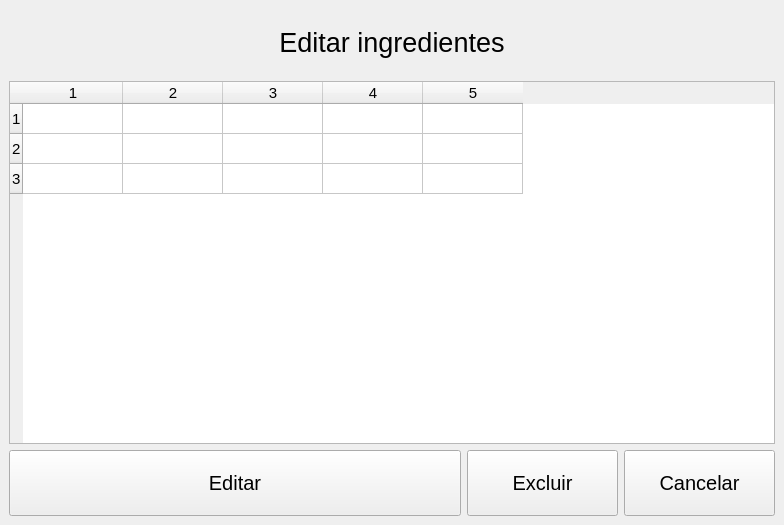
The window that tela_gerenciar_ingrediente.ui (lucasHashi/PyQt5-gerenciador-de-vendas-de-comidas) describes before a commit, drawn with Qt 5.
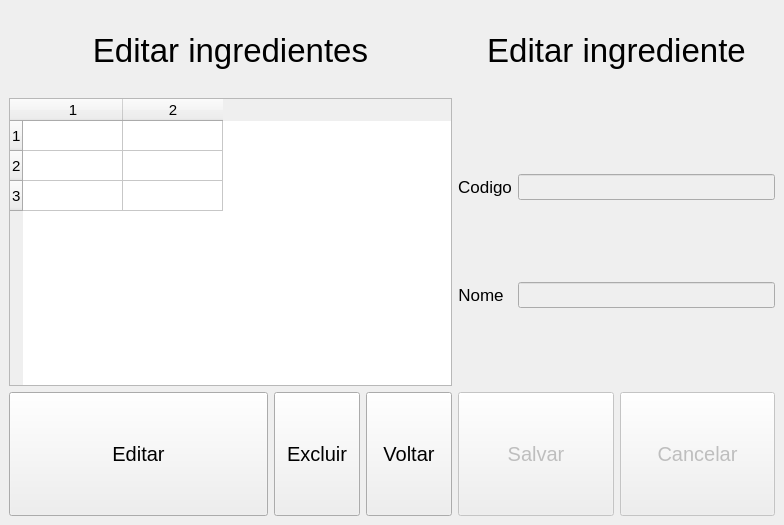
The same window after the commit.

Commit message:
Ingredientes refeitos e funcionando
Atualização do esquema do banco de dados.
Todas as funcoes de ingrediente funcionando.

```diff
--- a/tela_gerenciar_ingrediente.ui
+++ b/tela_gerenciar_ingrediente.ui
@@ -14,7 +14,9 @@
    <string>MainWindow</string>
   </property>
   <widget class="QWidget" name="centralwidget">
-   <layout class="QVBoxLayout" name="verticalLayout" stretch="2,11,2">
+   <layout class="QHBoxLayout" name="horizontalLayout_3" stretch="7,5">
+    <item>
+     <layout class="QVBoxLayout" name="verticalLayout_2" stretch="2,7,3">
     <item>
      <widget class="QLabel" name="lbl_titulo">
       <property name="sizePolicy">
@@ -25,7 +27,7 @@
       </property>
       <property name="font">
        <font>
-        <pointsize>20</pointsize>
+          <pointsize>25</pointsize>
        </font>
       </property>
       <property name="text">
@@ -53,16 +55,13 @@
        <number>3</number>
       </property>
       <property name="columnCount">
-       <number>5</number>
+         <number>2</number>
       </property>
       <row/>
       <row/>
       <row/>
       <column/>
       <column/>
-      <column/>
-      <column/>
-      <column/>
      </widget>
     </item>
     <item>
@@ -104,7 +103,154 @@
        </widget>
       </item>
       <item>
+         <widget class="QPushButton" name="btn_voltar">
+          <property name="sizePolicy">
+           <sizepolicy hsizetype="Minimum" vsizetype="Minimum">
+            <horstretch>0</horstretch>
+            <verstretch>0</verstretch>
+           </sizepolicy>
+          </property>
+          <property name="font">
+           <font>
+            <pointsize>15</pointsize>
+           </font>
+          </property>
+          <property name="text">
+           <string>Voltar</string>
+          </property>
+         </widget>
+        </item>
+       </layout>
+      </item>
+     </layout>
+    </item>
+    <item>
+     <layout class="QVBoxLayout" name="verticalLayout" stretch="2,7,3">
+      <item>
+       <widget class="QLabel" name="lbl_titulo_2">
+        <property name="font">
+         <font>
+          <pointsize>25</pointsize>
+         </font>
+        </property>
+        <property name="text">
+         <string>Editar ingrediente</string>
+        </property>
+        <property name="alignment">
+         <set>Qt::AlignCenter</set>
+        </property>
+       </widget>
+      </item>
+      <item>
+       <layout class="QFormLayout" name="formLayout">
+        <item row="0" column="0">
+         <widget class="QLabel" name="lbl_codigo">
+          <property name="sizePolicy">
+           <sizepolicy hsizetype="Minimum" vsizetype="Minimum">
+            <horstretch>0</horstretch>
+            <verstretch>2</verstretch>
+           </sizepolicy>
+          </property>
+          <property name="font">
+           <font>
+            <pointsize>13</pointsize>
+           </font>
+          </property>
+          <property name="text">
+           <string>Codigo</string>
+          </property>
+          <property name="alignment">
+           <set>Qt::AlignCenter</set>
+          </property>
+         </widget>
+        </item>
+        <item row="0" column="1">
+         <widget class="QLineEdit" name="txt_codigo">
+          <property name="enabled">
+           <bool>false</bool>
+          </property>
+          <property name="sizePolicy">
+           <sizepolicy hsizetype="Expanding" vsizetype="Maximum">
+            <horstretch>0</horstretch>
+            <verstretch>2</verstretch>
+           </sizepolicy>
+          </property>
+          <property name="font">
+           <font>
+            <pointsize>11</pointsize>
+           </font>
+          </property>
+         </widget>
+        </item>
+        <item row="1" column="0">
+         <widget class="QLabel" name="lbl_nome">
+          <property name="sizePolicy">
+           <sizepolicy hsizetype="Minimum" vsizetype="Minimum">
+            <horstretch>0</horstretch>
+            <verstretch>2</verstretch>
+           </sizepolicy>
+          </property>
+          <property name="font">
+           <font>
+            <pointsize>13</pointsize>
+           </font>
+          </property>
+          <property name="text">
+           <string>Nome</string>
+          </property>
+          <property name="alignment">
+           <set>Qt::AlignCenter</set>
+          </property>
+         </widget>
+        </item>
+        <item row="1" column="1">
+         <widget class="QLineEdit" name="txt_nome">
+          <property name="enabled">
+           <bool>false</bool>
+          </property>
+          <property name="sizePolicy">
+           <sizepolicy hsizetype="Expanding" vsizetype="Maximum">
+            <horstretch>0</horstretch>
+            <verstretch>2</verstretch>
+           </sizepolicy>
+          </property>
+          <property name="font">
+           <font>
+            <pointsize>11</pointsize>
+           </font>
+          </property>
+         </widget>
+        </item>
+       </layout>
+      </item>
+      <item>
+       <layout class="QHBoxLayout" name="horizontalLayout_2">
+        <item>
+         <widget class="QPushButton" name="btn_salvar">
+          <property name="enabled">
+           <bool>false</bool>
+          </property>
+          <property name="sizePolicy">
+           <sizepolicy hsizetype="Minimum" vsizetype="Minimum">
+            <horstretch>0</horstretch>
+            <verstretch>0</verstretch>
+           </sizepolicy>
+          </property>
+          <property name="font">
+           <font>
+            <pointsize>15</pointsize>
+           </font>
+          </property>
+          <property name="text">
+           <string>Salvar</string>
+          </property>
+         </widget>
+        </item>
+        <item>
        <widget class="QPushButton" name="btn_cancelar">
+          <property name="enabled">
+           <bool>false</bool>
+          </property>
         <property name="sizePolicy">
          <sizepolicy hsizetype="Minimum" vsizetype="Minimum">
           <horstretch>0</horstretch>
@@ -120,6 +266,8 @@
          <string>Cancelar</string>
         </property>
        </widget>
+        </item>
+       </layout>
       </item>
      </layout>
     </item>
```
Lines whose indentation alone changed are shown as unchanged. The commit also changes 14 other files.
